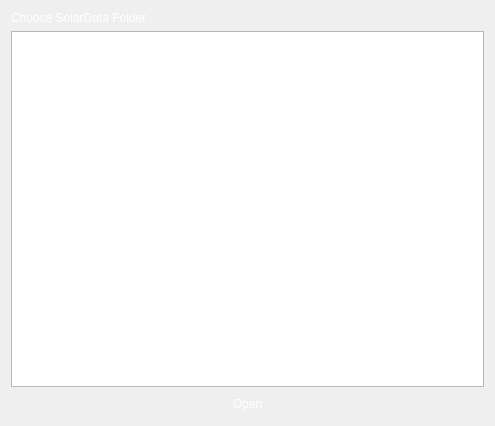
Qt form ShowSolarData/ShowSolarData/FolderChoose/FolderChooseWindow.ui (Dashro/ShowSolarData) before a commit.
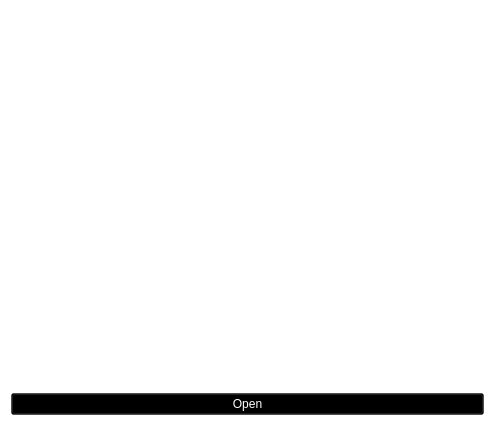
The same form after that commit.

The edit to the form file:
```diff
--- a/ShowSolarData/ShowSolarData/FolderChoose/FolderChooseWindow.ui
+++ b/ShowSolarData/ShowSolarData/FolderChoose/FolderChooseWindow.ui
@@ -13,11 +13,15 @@
   <property name="windowTitle">
    <string>CFolderChooseWindow</string>
   </property>
+  <property name="styleSheet">
+   <string notr="true">background-color: rgba(255, 255, 255, 0);</string>
+  </property>
   <layout class="QGridLayout" name="gridLayout">
    <item row="1" column="0">
     <widget class="QTreeView" name="treeView_FolderChoose">
      <property name="styleSheet">
-      <string notr="true">color: rgb(255, 255, 255);</string>
+      <string notr="true">color: rgb(255, 255, 255);
+background-color: rgba(255, 255, 255, 0);</string>
      </property>
      <attribute name="headerVisible">
       <bool>false</bool>
@@ -27,14 +31,13 @@
    <item row="2" column="0">
     <widget class="QPushButton" name="pBtn_Open">
      <property name="styleSheet">
-      <string notr="true">color: rgb(255, 255, 255);</string>
+      <string notr="true">color: rgb(255, 255, 255);
+background-color: rgba(0, 0, 0, 100);
+</string>
      </property>
      <property name="text">
       <string>Open</string>
      </property>
-     <property name="flat">
-      <bool>true</bool>
-     </property>
     </widget>
    </item>
    <item row="0" column="0">
```
Left out of the diff: 8 changed lines with no effect on the pictures.
